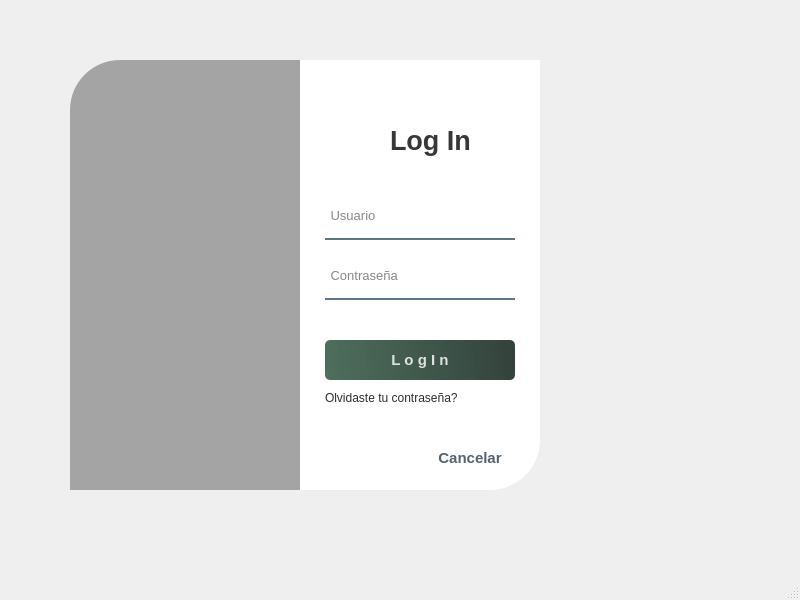
Before: the Qt Designer form src/view/ui/principal_view.ui in DavidTabuyo/SIFABUL_2.0, drawn with Qt 5.
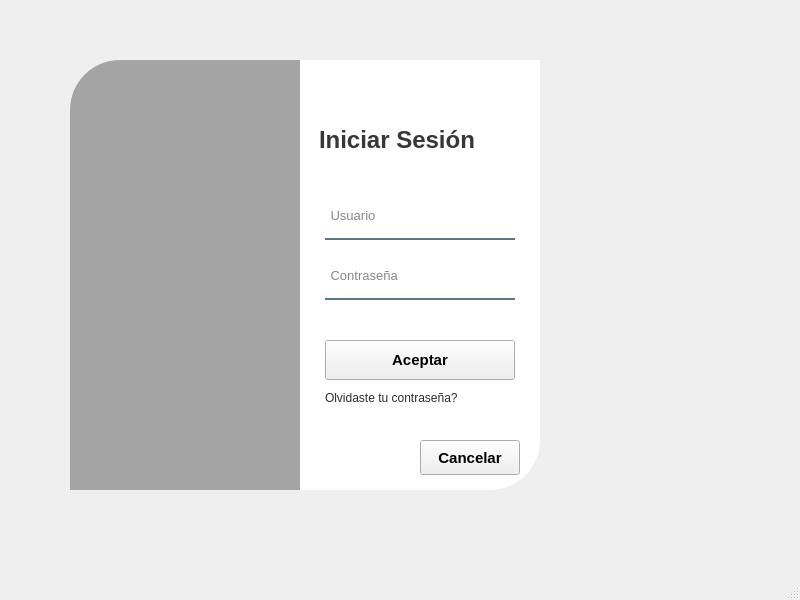
After: the same form once the commit is applied. Icons and pictures are not drawn.

Patch:
```diff
--- a/src/view/ui/principal_view.ui
+++ b/src/view/ui/principal_view.ui
@@ -113,15 +113,15 @@
     <widget class="QLabel" name="label_4">
      <property name="geometry">
       <rect>
-       <x>360</x>
+       <x>289</x>
        <y>90</y>
-       <width>140</width>
+       <width>211</width>
        <height>40</height>
       </rect>
      </property>
      <property name="font">
       <font>
-       <pointsize>20</pointsize>
+       <pointsize>18</pointsize>
        <weight>75</weight>
        <bold>true</bold>
       </font>
@@ -130,10 +130,10 @@
       <string notr="true">color:rgba(0, 0, 0, 200);</string>
      </property>
      <property name="text">
-      <string>Log In</string>
+      <string>Iniciar Sesión</string>
      </property>
     </widget>
-    <widget class="QLineEdit" name="lineEdit">
+    <widget class="QLineEdit" name="UserName">
      <property name="geometry">
       <rect>
        <x>295</x>
@@ -159,7 +159,7 @@
       <string> Usuario</string>
      </property>
     </widget>
-    <widget class="QLineEdit" name="lineEdit_2">
+    <widget class="QLineEdit" name="Password">
      <property name="geometry">
       <rect>
        <x>295</x>
@@ -185,7 +185,7 @@
       <string> Contraseña</string>
      </property>
     </widget>
-    <widget class="QPushButton" name="pushButton">
+    <widget class="QPushButton" name="BotonOk">
      <property name="geometry">
       <rect>
        <x>295</x>
@@ -205,7 +205,7 @@
       <cursorShape>PointingHandCursor</cursorShape>
      </property>
      <property name="text">
-      <string>L o g I n</string>
+      <string>Aceptar</string>
      </property>
     </widget>
     <widget class="QLabel" name="label_5">
@@ -241,7 +241,7 @@
       <string/>
      </property>
     </widget>
-    <widget class="QPushButton" name="pushButton_2">
+    <widget class="QPushButton" name="btn_cancel">
      <property name="geometry">
       <rect>
        <x>390</x>
@@ -272,7 +272,7 @@
      <x>0</x>
      <y>0</y>
      <width>800</width>
-     <height>26</height>
+     <height>21</height>
     </rect>
    </property>
   </widget>
```
Left out of the diff: 4 changed lines with no effect on the pictures.
